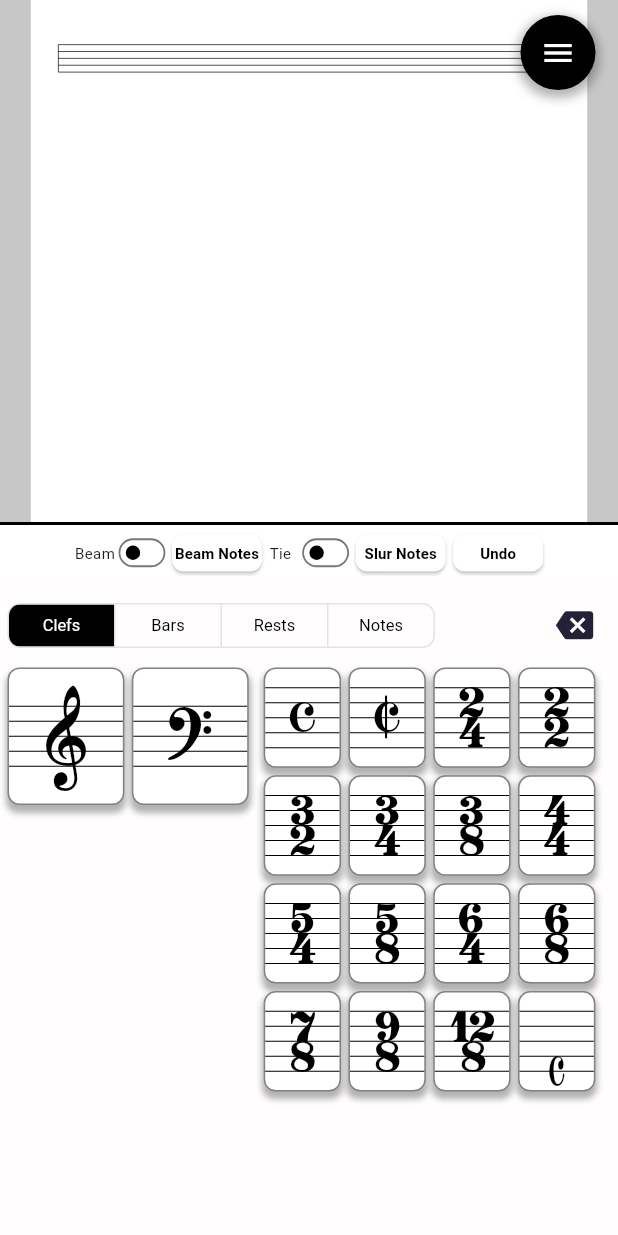
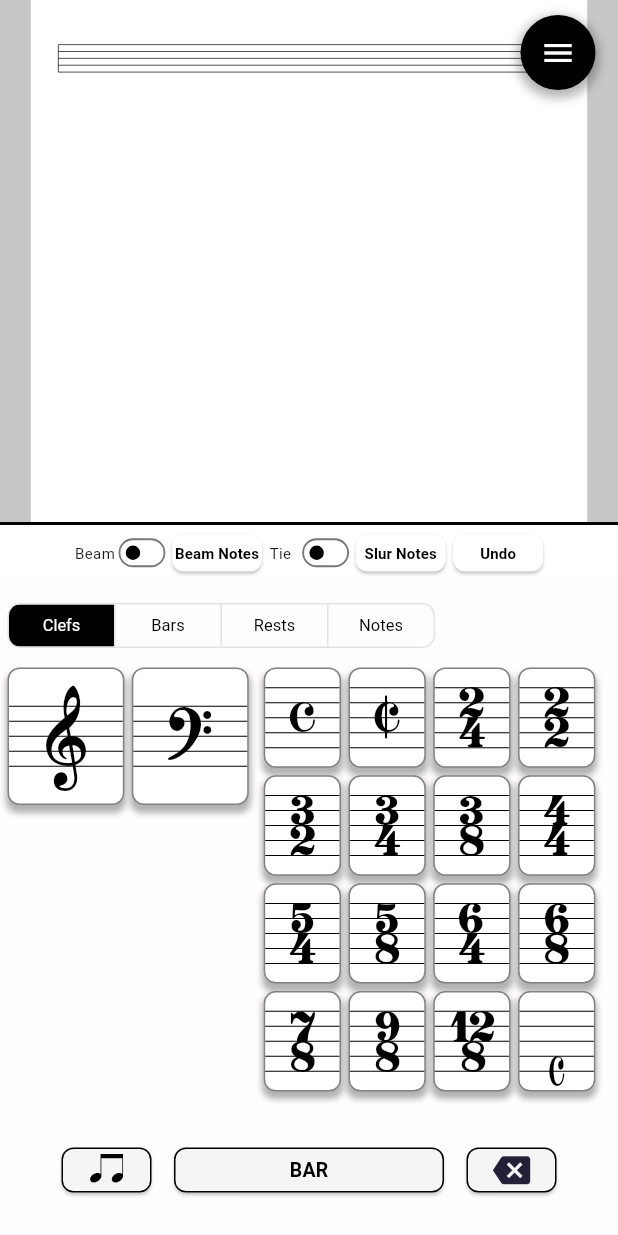
Before and after one commit to dev-softaztech/music_keyboard, a Flutter app: the screen it shows after launch, on a phone screen of 412 x 824 dp. Run offline on Flutter 3.47's test engine with Material 3 defaults, Android fonts, the phone set to English and light mode, and no system bars; drawn by our look-alikes of screenshot; our stand-ins replace fluttertoast; missing offline and left inert: gal; generated files the repository leaves out were written again.

Commit message:
Added Bar row at bottom of keyboard

```diff
--- a/lib/src/screens/keyboard_screen.dart
+++ b/lib/src/screens/keyboard_screen.dart
@@ -412,7 +412,7 @@ class _NoteInputScreenState extends State<NoteInputScreen> {
                     // Popup Menu - appears next to the menu button (positioned after overlay so it's on top)
                     if (showMenu)
                       Positioned(
-                        top: statusBarHeight + 70, // Below the menu button
+                        top: statusBarHeight + 15, // Below the menu button
                         right: 15,
                         child: Material(
                           elevation: 8,
@@ -552,19 +552,6 @@ class _NoteInputScreenState extends State<NoteInputScreen> {
                                           ],
                                         ))
                                   ]),
-                                  Row(
-                                    children: [
-                                      IconButton(
-                                        onPressed: handleBackspacePress,
-                                        icon: const Icon(Icons.backspace,
-                                            color: Color(0xFF242038)),
-                                        iconSize: 25.0,
-                                      ),
-                                      const Padding(
-                                          padding:
-                                              EdgeInsets.fromLTRB(0, 0, 5, 0))
-                                    ],
-                                  ),
                                 ],
                               ),
                               Stack(
@@ -588,12 +575,91 @@ class _NoteInputScreenState extends State<NoteInputScreen> {
                                             ),
                                 ],
                               ),
+                              Row(
+                                  mainAxisAlignment: MainAxisAlignment.center,
+                                  children: [
+                                    SizedBox(
+                                      width: 60,
+                                      height: 30,
+                                      child: ElevatedButton(
+                                        onPressed: handleBackspacePress,
+                                        style: ElevatedButton.styleFrom(
+                                          backgroundColor: Colors.grey[100],
+                                          shape: RoundedRectangleBorder(
+                                            borderRadius:
+                                                BorderRadius.circular(8),
+                                            side: BorderSide(
+                                                color: Colors.black, width: 1),
+                                          ),
+                                          padding: EdgeInsets.zero,
+                                        ),
+                                        child: Transform.translate(
+                                          offset: Offset(
+                                              0, 4), // 👈 move down by 2 pixels
+                                          child: Text(
+                                            '\u266B',
+                                            style: const TextStyle(
+                                              color: Colors.black,
+                                              fontSize: 23,
+                                              fontFamily: 'Bravura',
+                                            ),
+                                          ),
+                                        ),
+                                      ),
+                                    ),
+                                    const SizedBox(width: 15),
+                                    SizedBox(
+                                      width: 180,
+                                      height: 30,
+                                      child: ElevatedButton(
+                                        onPressed: handleBackspacePress,
+                                        style: ElevatedButton.styleFrom(
+                                          backgroundColor: Colors.grey[100],
+                                          shape: RoundedRectangleBorder(
+                                            borderRadius:
+                                                BorderRadius.circular(8),
+                                            side: BorderSide(
+                                                color: Colors.black, width: 1),
+                                          ),
+                                          padding: EdgeInsets.zero,
+                                        ),
+                                        child: Text(
+                                          'BAR',
+                                          style: const TextStyle(
+                                            color: Colors.black,
+                                            fontSize: 13,
+                                            fontWeight: FontWeight.bold,
+                                          ),
+                                        ),
+                                      ),
+                                    ),
+                                    const SizedBox(width: 15),
+                                    SizedBox(
+                                      width: 60,
+                                      height: 30,
+                                      child: ElevatedButton(
+                                        onPressed: handleBackspacePress,
+                                        style: ElevatedButton.styleFrom(
+                                          backgroundColor: Colors.grey[100],
+                                          shape: RoundedRectangleBorder(
+                                            borderRadius:
+                                                BorderRadius.circular(8),
+                                            side: BorderSide(
+                                                color: Colors.black, width: 1),
+                                          ),
+                                          padding: EdgeInsets.zero,
+                                        ),
+                                        child: const Icon(Icons.backspace,
+                                            color: Color(0xFF242038), size: 25),
+                                      ),
+                                    ),
+                                  ])
                             ],
                           ),
                         ),
                       ),
                     )
-                  ], //end of column
+                  ],
                 ),
               )
             ])));
```
Also changed, not shown: lib/src/widgets/keyboard/notes_keyboard_layout.dart (+81 -60 lines).
